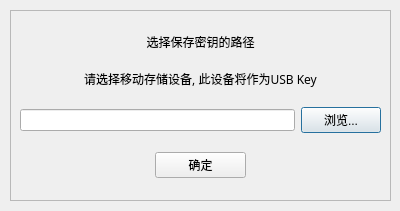
Qt form UI/save_key.ui (NemoYuan2008/File-Vault) before a commit.
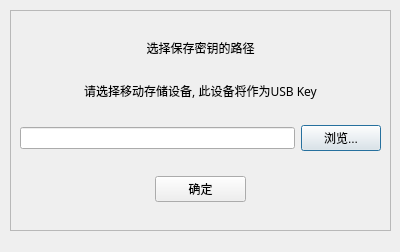
The same form after that commit.

Diff of the .ui file:
```diff
--- a/UI/save_key.ui
+++ b/UI/save_key.ui
@@ -7,7 +7,7 @@
     <x>0</x>
     <y>0</y>
     <width>400</width>
-    <height>211</height>
+    <height>252</height>
    </rect>
   </property>
   <property name="windowTitle">
@@ -19,7 +19,7 @@
      <x>10</x>
      <y>10</y>
      <width>381</width>
-     <height>191</height>
+     <height>221</height>
     </rect>
    </property>
    <property name="sizePolicy">
```
